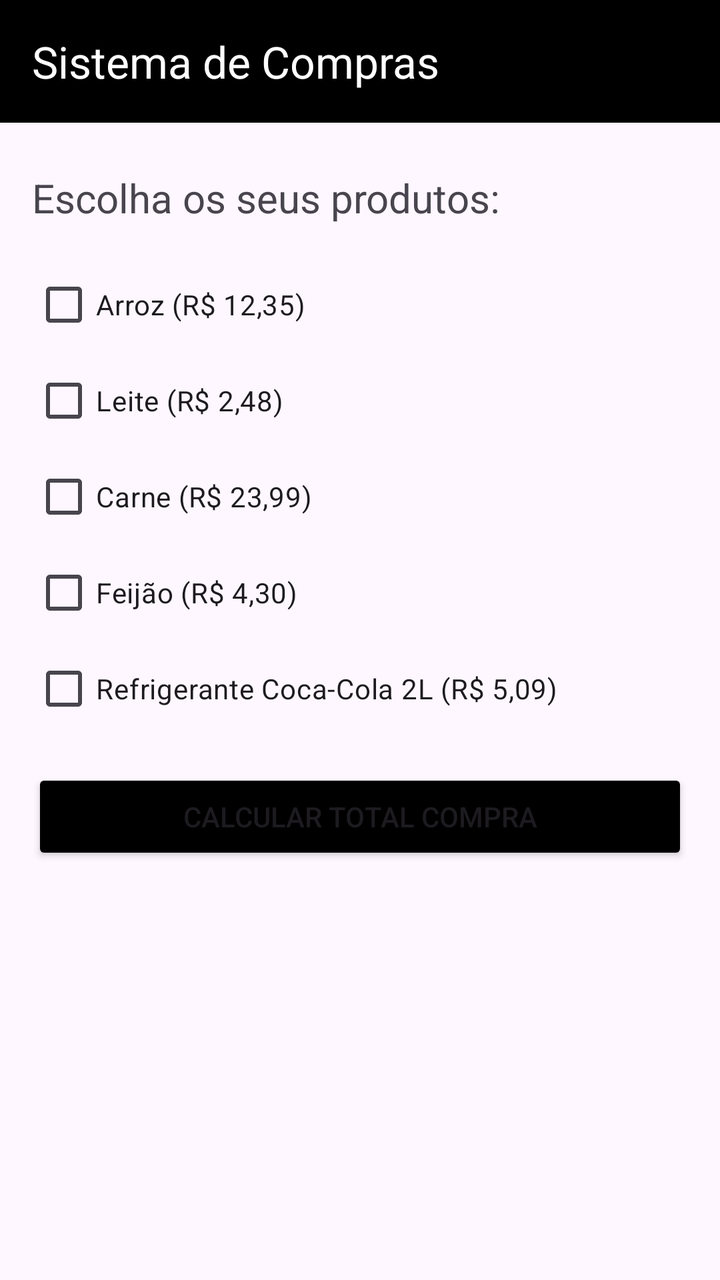
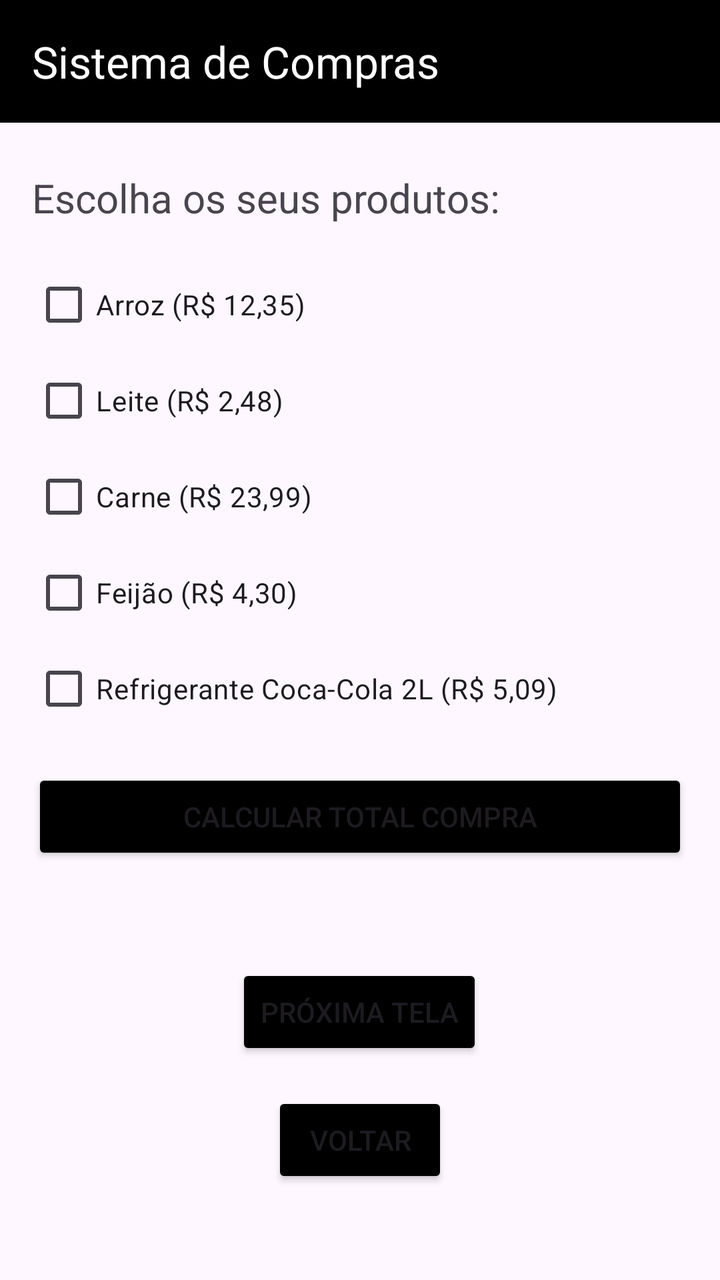

Two renders of the same Android screen: before a commit and after it. Below are the layout's source before the change and the commit's diff.
<!-- AndroidManifest.xml: application theme Theme.Exercicio1 -->
<!-- res/layout/activity_sistema_de_compras.xml -->
<?xml version="1.0" encoding="utf-8"?>
<androidx.constraintlayout.widget.ConstraintLayout xmlns:android="http://schemas.android.com/apk/res/android"
    xmlns:app="http://schemas.android.com/apk/res-auto"
    xmlns:tools="http://schemas.android.com/tools"
    android:id="@+id/main"
    android:layout_width="match_parent"
    android:layout_height="match_parent"
    tools:context=".SistemaDeCompras">

    <androidx.constraintlayout.widget.ConstraintLayout
        android:layout_width="match_parent"
        android:layout_height="match_parent"
        tools:layout_editor_absoluteX="99dp"
        tools:layout_editor_absoluteY="-127dp">

        <androidx.cardview.widget.CardView
            android:id="@+id/crdHeader"
            android:layout_width="match_parent"
            android:layout_height="wrap_content"
            app:cardBackgroundColor="@color/black"
            app:cardCornerRadius="0dp"
            app:cardElevation="0dp"
            app:layout_constraintEnd_toEndOf="parent"
            app:layout_constraintStart_toStartOf="parent"
            app:layout_constraintTop_toTopOf="parent">

            <androidx.constraintlayout.widget.ConstraintLayout
                android:layout_width="match_parent"
                android:layout_height="match_parent">

                <TextView
                    android:id="@+id/txvTituloSistemaDeCompras"
                    android:layout_width="wrap_content"
                    android:layout_height="wrap_content"
                    android:layout_marginStart="16dp"
                    android:layout_marginTop="16dp"
                    android:layout_marginBottom="16dp"
                    android:text="@string/titulo_sistema_de_compras"
                    android:textColor="@color/white"
                    android:textSize="22sp"
                    app:layout_constraintBottom_toBottomOf="parent"
                    app:layout_constraintStart_toStartOf="parent"
                    app:layout_constraintTop_toTopOf="parent" />
            </androidx.constraintlayout.widget.ConstraintLayout>

        </androidx.cardview.widget.CardView>

        <TextView
            android:id="@+id/textView"
            android:layout_width="wrap_content"
            android:layout_height="wrap_content"
            android:layout_marginStart="16dp"
            android:layout_marginTop="24dp"
            android:text="@string/texto_sistema_de_compras"
            android:textSize="20sp"
            app:layout_constraintStart_toStartOf="parent"
            app:layout_constraintTop_toBottomOf="@+id/crdHeader" />

        <CheckBox
            android:id="@+id/checkBox"
            android:layout_width="wrap_content"
            android:layout_height="wrap_content"
            android:layout_marginStart="16dp"
            android:layout_marginTop="16dp"
            android:text="@string/arroz"
            app:layout_constraintStart_toStartOf="parent"
            app:layout_constraintTop_toBottomOf="@+id/textView" />

        <CheckBox
            android:id="@+id/checkBox2"
            android:layout_width="wrap_content"
            android:layout_height="wrap_content"
            android:layout_marginStart="16dp"
            android:text="@string/leite"
            app:layout_constraintStart_toStartOf="parent"
            app:layout_constraintTop_toBottomOf="@+id/checkBox" />

        <CheckBox
            android:id="@+id/checkBox3"
            android:layout_width="wrap_content"
            android:layout_height="wrap_content"
            android:layout_marginStart="16dp"
            android:text="@string/carne"
            app:layout_constraintStart_toStartOf="parent"
            app:layout_constraintTop_toBottomOf="@+id/checkBox2" />

        <CheckBox
            android:id="@+id/checkBox4"
            android:layout_width="wrap_content"
            android:layout_height="wrap_content"
            android:layout_marginStart="16dp"
            android:text="@string/feijao"
            app:layout_constraintStart_toStartOf="parent"
            app:layout_constraintTop_toBottomOf="@+id/checkBox3" />

        <CheckBox
            android:id="@+id/checkBox5"
            android:layout_width="wrap_content"
            android:layout_height="wrap_content"
            android:layout_marginStart="16dp"
            android:text="@string/refrigerante"
            app:layout_constraintStart_toStartOf="parent"
            app:layout_constraintTop_toBottomOf="@+id/checkBox4" />

        <Button
            android:id="@+id/btnCalcularTotalCompra"
            android:layout_width="0dp"
            android:layout_height="wrap_content"
            android:layout_marginStart="16dp"
            android:layout_marginTop="16dp"
            android:layout_marginEnd="16dp"
            android:backgroundTint="@color/black"
            android:text="@string/calcular_total_compra"
            app:cornerRadius="0dp"
            app:layout_constraintEnd_toEndOf="parent"
            app:layout_constraintStart_toStartOf="parent"
            app:layout_constraintTop_toBottomOf="@+id/checkBox5" />
    </androidx.constraintlayout.widget.ConstraintLayout>
</androidx.constraintlayout.widget.ConstraintLayout>
<!-- resources referenced by this layout -->
<resources>
  <color name="black">#FF000000</color>
  <color name="white">#FFFFFFFF</color>
  <string name="arroz">Arroz (R$ 12,35)</string>
  <string name="calcular_total_compra">CALCULAR TOTAL COMPRA</string>
  <string name="carne">Carne (R$ 23,99)</string>
  <string name="feijao">Feijão (R$ 4,30)</string>
  <string name="leite">Leite (R$ 2,48)</string>
  <string name="refrigerante">Refrigerante Coca-Cola 2L (R$ 5,09)</string>
  <string name="texto_sistema_de_compras">Escolha os seus produtos:</string>
  <string name="titulo_sistema_de_compras">Sistema de Compras</string>
  <style name="Theme.Exercicio1" parent="Base.Theme.Exercicio1" />
  <style name="Base.Theme.Exercicio1" parent="Theme.Material3.DayNight.NoActionBar">
          
          
      </style>
</resources>

<!-- the commit's change to res/layout/activity_sistema_de_compras.xml (unified diff, before → after) -->
@@ -115,5 +115,31 @@
             app:layout_constraintEnd_toEndOf="parent"
             app:layout_constraintStart_toStartOf="parent"
             app:layout_constraintTop_toBottomOf="@+id/checkBox5" />
+
+        <Button
+            android:id="@+id/btnVoltar"
+            android:layout_width="wrap_content"
+            android:layout_height="wrap_content"
+            android:layout_marginBottom="46dp"
+            android:backgroundTint="@color/black"
+            android:text="@string/voltar"
+            app:cornerRadius="0dp"
+            app:layout_constraintBottom_toBottomOf="parent"
+            app:layout_constraintEnd_toEndOf="parent"
+            app:layout_constraintStart_toStartOf="parent" />
+
+        <Button
+            android:id="@+id/btnProximaTela2"
+            android:layout_width="wrap_content"
+            android:layout_height="wrap_content"
+            android:layout_marginBottom="16dp"
+            android:backgroundTint="@color/black"
+            android:text="@string/proxima_tela"
+            app:cornerRadius="0dp"
+            app:layout_constraintBottom_toTopOf="@+id/btnVoltar"
+            app:layout_constraintEnd_toEndOf="parent"
+            app:layout_constraintHorizontal_bias="0.498"
+            app:layout_constraintStart_toStartOf="parent" />
+
     </androidx.constraintlayout.widget.ConstraintLayout>
 </androidx.constraintlayout.widget.ConstraintLayout>
<!-- resource entries referenced after the edit -->
@@ -7,9 +7,11 @@
   <string name="carne">Carne (R$ 23,99)</string>
   <string name="feijao">Feijão (R$ 4,30)</string>
   <string name="leite">Leite (R$ 2,48)</string>
+  <string name="proxima_tela">Próxima Tela</string>
   <string name="refrigerante">Refrigerante Coca-Cola 2L (R$ 5,09)</string>
   <string name="texto_sistema_de_compras">Escolha os seus produtos:</string>
   <string name="titulo_sistema_de_compras">Sistema de Compras</string>
+  <string name="voltar">Voltar</string>
   <style name="Theme.Exercicio1" parent="Base.Theme.Exercicio1" />
   <style name="Base.Theme.Exercicio1" parent="Theme.Material3.DayNight.NoActionBar">
           
